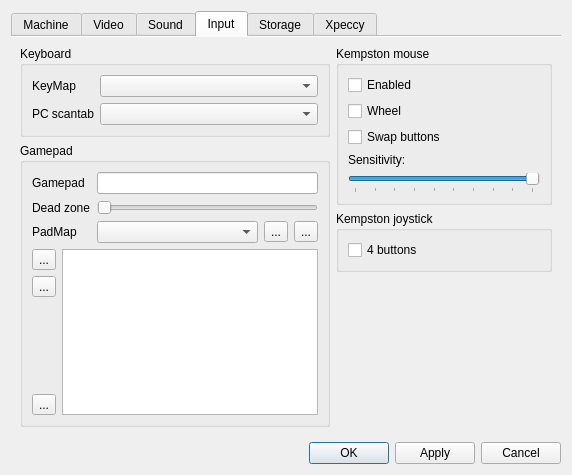
This is ui/setupwin.ui in samstyle/Xpeccy as Qt 5 draws it before an edit. The edited form follows.
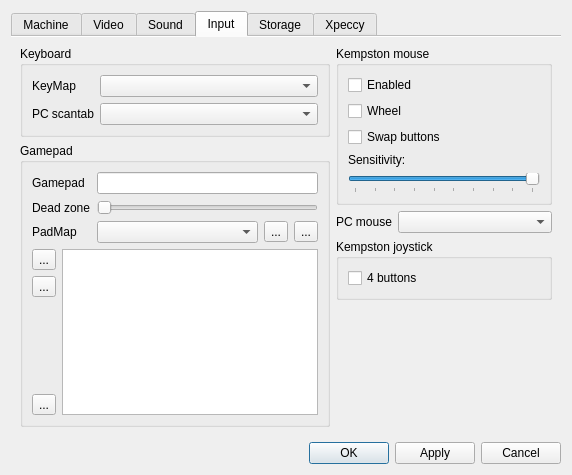
This is the edited form. The open tabs and pages were chosen to show the change. Icons and pictures are not drawn. Custom widgets are drawn as their Qt base class.

Diff of the .ui file:
```diff
--- a/ui/setupwin.ui
+++ b/ui/setupwin.ui
@@ -1691,6 +1691,20 @@
              </layout>
             </widget>
            </item>
+           <item>
+            <layout class="QHBoxLayout" name="horizontalLayout_39" stretch="0,10">
+             <item>
+              <widget class="QLabel" name="label_67">
+               <property name="text">
+                <string>PC mouse</string>
+               </property>
+              </widget>
+             </item>
+             <item>
+              <widget class="QComboBox" name="cbMouseType"/>
+             </item>
+            </layout>
+           </item>
            <item>
             <widget class="QGroupBox" name="groupBox_3">
              <property name="title">
```
